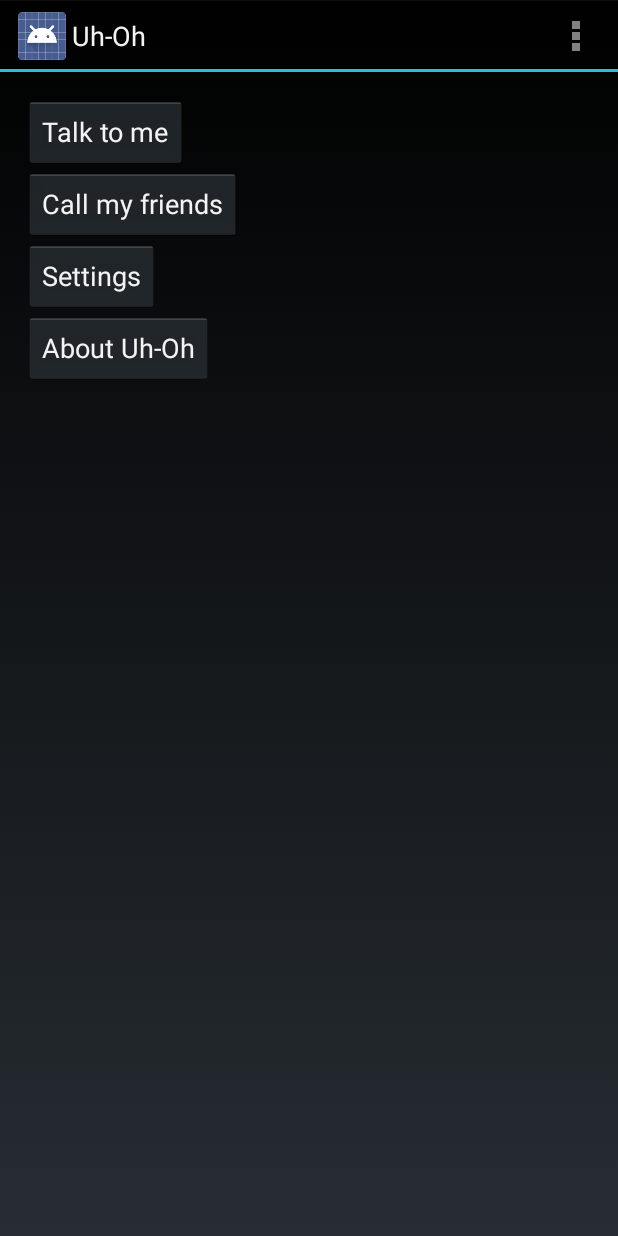
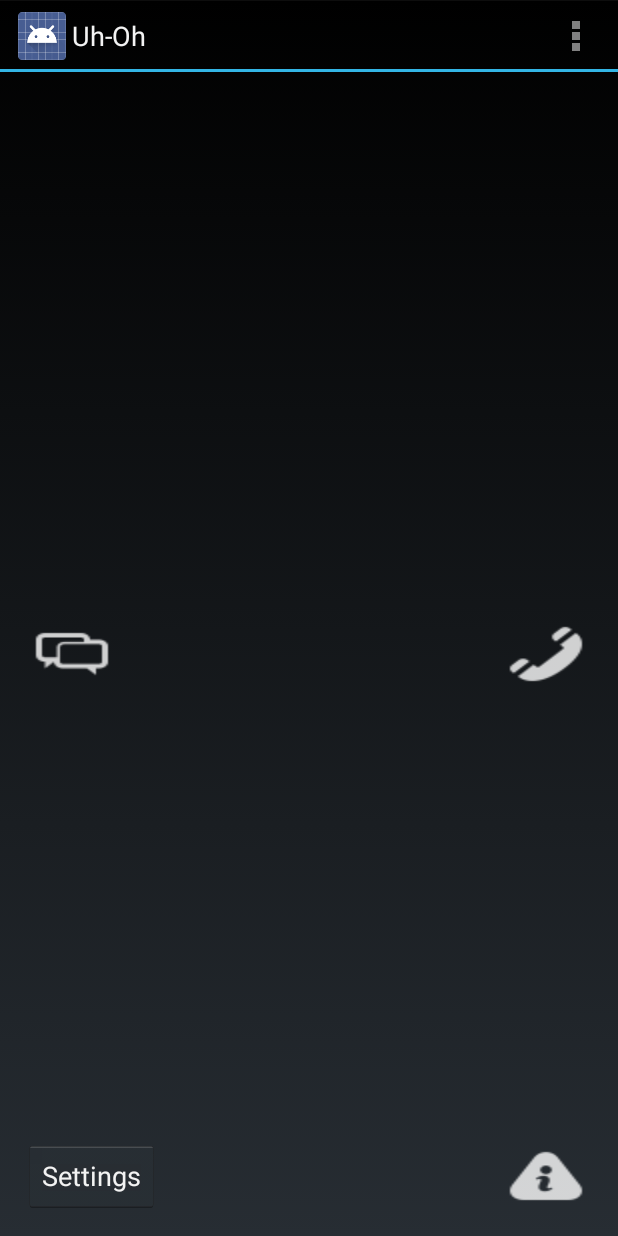
Before and after one commit to phoenix-frozen/uh-oh-android, an Android app: the screen it shows after launch (MainActivity), on a phone screen of 412 x 824 dp. Run offline under Robolectric (Android 15) with nearby library versions, the phone set to English and light mode, and no system bars.

Commit message:
Buttons now have icons and a half-decent layout.

```diff
--- a/app/src/main/res/layout/activity_main.xml
+++ b/app/src/main/res/layout/activity_main.xml
@@ -1,4 +1,4 @@
-<LinearLayout xmlns:android="http://schemas.android.com/apk/res/android"
+<FrameLayout xmlns:android="http://schemas.android.com/apk/res/android"
     xmlns:tools="http://schemas.android.com/tools"
     android:layout_width="match_parent"
     android:layout_height="match_parent"
@@ -6,31 +6,66 @@
     android:paddingRight="@dimen/activity_horizontal_margin"
     android:paddingTop="@dimen/activity_vertical_margin"
     android:paddingBottom="@dimen/activity_vertical_margin"
-    android:orientation="vertical"
     tools:context=".MainActivity">
 
+    <!--<Button
+        android:id="@+id/button_about"
+        android:layout_width="wrap_content"
+        android:layout_height="wrap_content"
+        android:layout_gravity="right|bottom"
+        android:text="@string/title_activity_about"
+        />-->
     <Button
-        android:id="@+id/button_alert"
-        android:text="@string/alert"
+        android:id="@+id/button_about"
         android:layout_width="wrap_content"
-        android:layout_height="wrap_content" />
-
-    <Button
-        android:id="@+id/button_panic"
-        android:text="@string/panic"
-        android:layout_width="wrap_content"
-        android:layout_height="wrap_content" />
+        android:layout_height="wrap_content"
+        android:layout_gravity="right|bottom"
+        android:background="@drawable/icon_info"
+        />
 
     <Button
         android:id="@+id/button_settings"
+        android:layout_width="wrap_content"
+        android:layout_height="wrap_content"
+        android:layout_gravity="left|bottom"
         android:text="@string/action_settings"
+        />
+    <!-- <Button
+        android:id="@+id/button_settings"
         android:layout_width="wrap_content"
-        android:layout_height="wrap_content" />
+        android:layout_height="wrap_content"
+        android:layout_gravity="left|bottom"
+        android:background="@drawable/icon_settings"
+        /> -->
 
+    <!-- <Button
+        android:id="@+id/button_panic"
+        android:layout_width="wrap_content"
+        android:layout_height="wrap_content"
+        android:layout_gravity="right|center_vertical"
+        android:text="@string/panic"
+        /> -->
     <Button
-        android:id="@+id/button_about"
-        android:text="@string/title_activity_about"
+        android:id="@+id/button_panic"
         android:layout_width="wrap_content"
-        android:layout_height="wrap_content" />
+        android:layout_height="wrap_content"
+        android:layout_gravity="right|center_vertical"
+        android:background="@drawable/icon_panic"
+        />
 
-</LinearLayout>
+    <!-- <Button
+        android:id="@+id/button_alert"
+        android:layout_width="wrap_content"
+        android:layout_height="wrap_content"
+        android:layout_gravity="left|center_vertical"
+        android:text="@string/alert"
+        /> -->
+    <Button
+        android:id="@+id/button_alert"
+        android:layout_width="wrap_content"
+        android:layout_height="wrap_content"
+        android:layout_gravity="left|center_vertical"
+        android:background="@drawable/icon_alert"
+        />
+
+</FrameLayout>
```
Also changed, not shown: app/src/main/res/drawable-hdpi/icon_alert.png (added), app/src/main/res/drawable-hdpi/icon_cancel.png (added), app/src/main/res/drawable-hdpi/icon_info.png (added), app/src/main/res/drawable-hdpi/icon_panic.png (added), app/src/main/res/drawable-mdpi/icon_alert.png (added), app/src/main/res/drawable-mdpi/icon_cancel.png (added), app/src/main/res/drawable-mdpi/icon_info.png (added), app/src/main/res/drawable-mdpi/icon_panic.png (added), app/src/main/res/drawable-xhdpi/icon_alert.png (added), app/src/main/res/drawable-xhdpi/icon_cancel.png (added), app/src/main/res/drawable-xhdpi/icon_info.png (added), app/src/main/res/drawable-xhdpi/icon_panic.png (added), app/src/main/res/drawable-xxhdpi/icon_alert.png (added), app/src/main/res/drawable-xxhdpi/icon_cancel.png (added), 2 more files.
